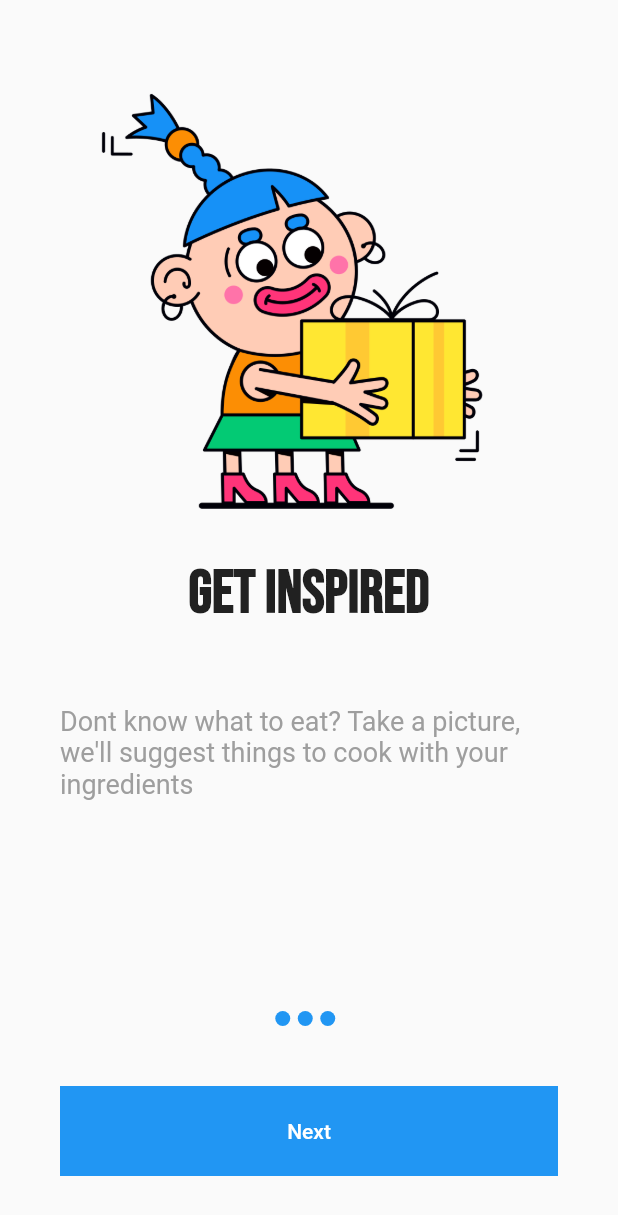
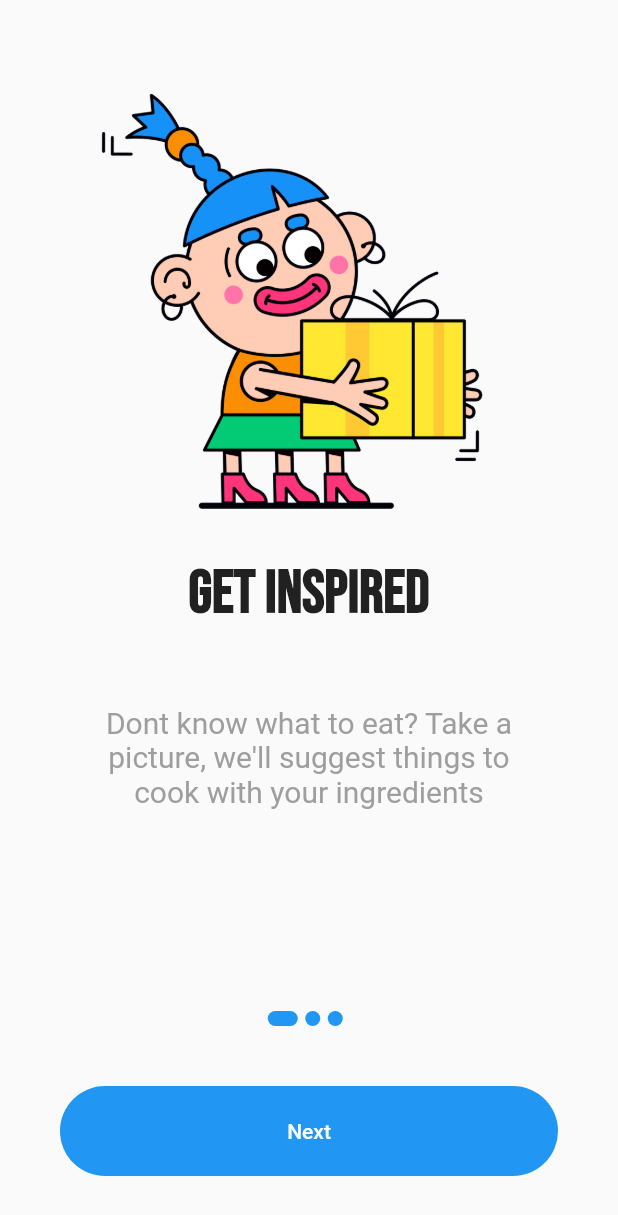
Before and after one commit to mavhungutrezzy/onboarding, a Flutter app: the screen it shows after launch, on a phone screen of 412 x 824 dp. Shown: the top 1215 px of the screen. Run offline on Flutter 3.47's test engine with Material 2 defaults, Android fonts, the phone set to English and light mode, and no system bars; our stand-ins replace google_fonts.

Commit message:
fixed button bug

```diff
--- a/lib/onboarding.dart
+++ b/lib/onboarding.dart
@@ -1,4 +1,4 @@
-// ignore_for_file: prefer_const_constructors, prefer_const_constructors_in_immutables
+// ignore_for_file: prefer_const_constructors, prefer_const_constructors_in_immutables, avoid_unnecessary_containers
 
 import 'package:flutter/material.dart';
 import 'package:google_fonts/google_fonts.dart';
@@ -14,6 +14,21 @@ class OnBoarding extends StatefulWidget {
 }
 
 class _OnBoardingState extends State<OnBoarding> {
+  int currentIndex = 0;
+  late PageController _controller;
+
+  @override
+  void initState() {
+    _controller = PageController(initialPage: 0);
+    super.initState();
+  }
+
+  @override
+  void dispose() {
+    _controller.dispose();
+    super.dispose();
+  }
+
   @override
   Widget build(BuildContext context) {
     return Scaffold(
@@ -21,6 +36,12 @@ class _OnBoardingState extends State<OnBoarding> {
         children: [
           Expanded(
             child: PageView.builder(
+              controller: _controller,
+              onPageChanged: (int index) {
+                setState(() {
+                  currentIndex = index;
+                });
+              },
               itemCount: contents.length,
               itemBuilder: (_, i) {
                 return Padding(
@@ -37,11 +58,15 @@ class _OnBoardingState extends State<OnBoarding> {
                         ),
                       ),
                       SizedBox(height: 50,),
-                      Text(
+                      Padding(
+                        padding: const EdgeInsets.symmetric(horizontal: 20),
+                        child: Text(
                           contents[i].description,
                           style: GoogleFonts.roboto(
-                          fontSize: 18,
+                            fontSize: 20,
                             color: Colors.grey,
+                          ),
+                          textAlign: TextAlign.center,
                         ),
                       ),
                     ],
@@ -56,7 +81,7 @@ class _OnBoardingState extends State<OnBoarding> {
               mainAxisAlignment: MainAxisAlignment.center,
               children: List.generate(
                 contents.length,
-                (index) => BuildDot()
+                (index) => buildDot(index, context)
               ),
             ),
           ),
@@ -64,39 +89,37 @@ class _OnBoardingState extends State<OnBoarding> {
           Container(
             height: 60,
             margin: EdgeInsets.all(40),
+            decoration: BoxDecoration(
+              color: Colors.blue,
+              borderRadius: BorderRadius.circular(40)
+            ),
             width: double.infinity,
-            color: Theme.of(context).primaryColor,
+            // color: Theme.of(context).primaryColor,
             child: TextButton(
-              child: Text('Next'),
-              onPressed: (){},
+              child: Text(currentIndex == contents.length - 1 ? "Continue" : "Next"),
+              onPressed: (){
+                if(currentIndex == contents.length - 1) {
+
+                }
+                _controller.nextPage(duration: Duration(milliseconds: 100), curve: Curves.bounceIn,);
+              },
               style: TextButton.styleFrom(
                 primary: Colors.white,
                 shape: RoundedRectangleBorder(
                   borderRadius: BorderRadius.circular(20)
                 )
-
               )
-
-
-
             ),
           )
         ],
       ),
     );
   }
-}
 
-class BuildDot extends StatelessWidget {
-  const BuildDot({
-    Key? key,
-  }) : super(key: key);
-
-  @override
-  Widget build(BuildContext context) {
+  Container buildDot(int index, BuildContext context) {
     return Container(
                 height: 10,
-      width: 10,
+                width: currentIndex == index ? 20 : 10,
                 margin: EdgeInsets.only(right: 5),
                 decoration: BoxDecoration(
                   borderRadius: BorderRadius.circular(20),
```
Lines whose indentation alone changed are shown as unchanged.
